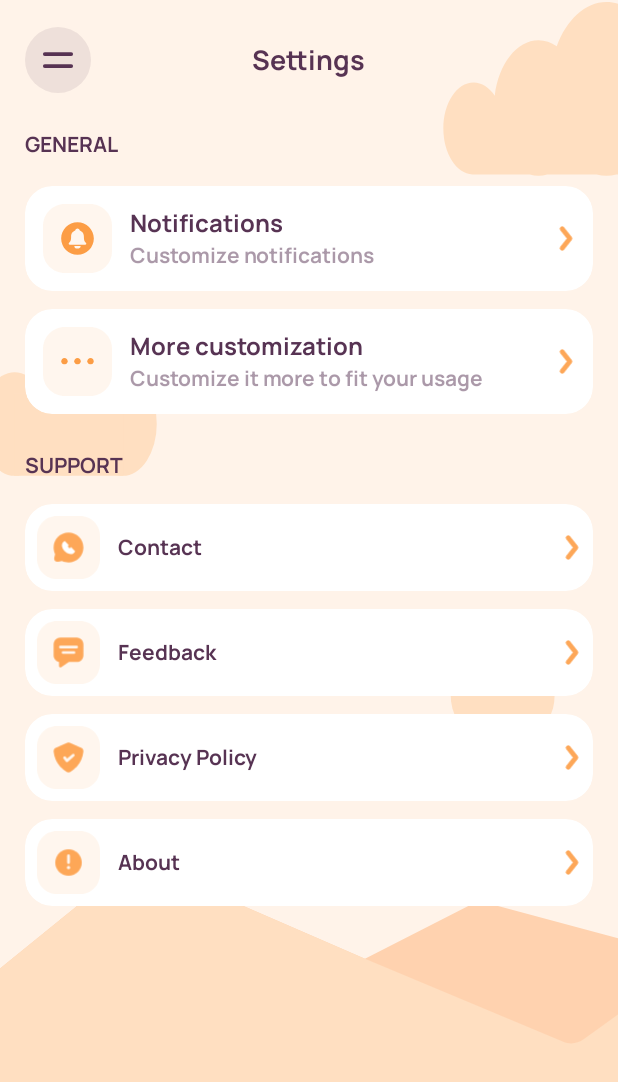
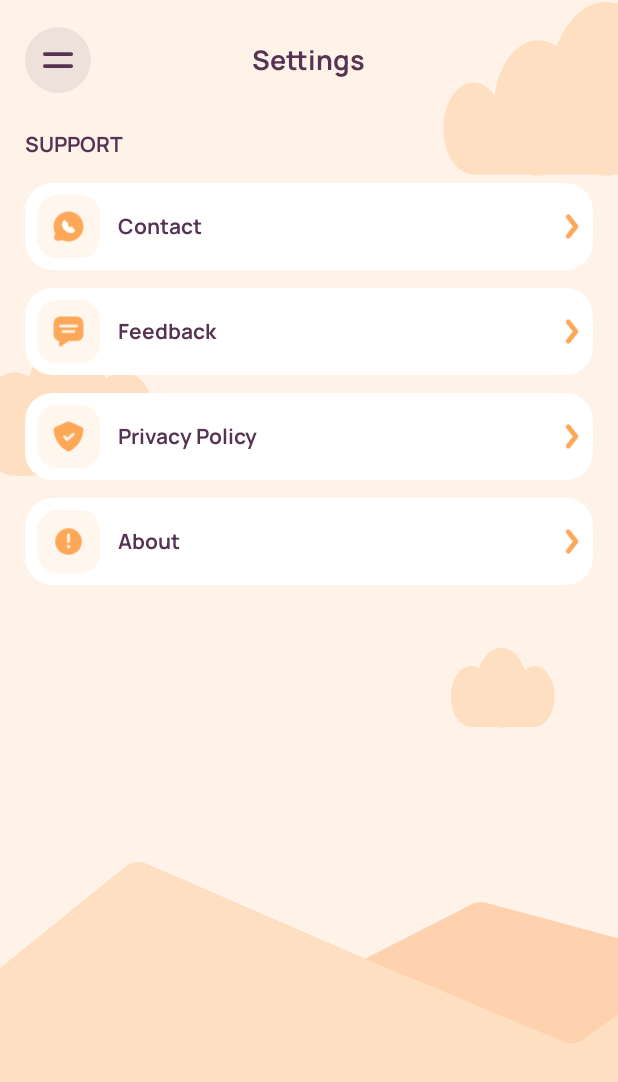
Before and after one commit to ariaramin/Monumental-Habits, an Android app: the SettingsFragment screen opened through its navigation route, on a phone screen of 412 x 824 dp. Shown: the top 1082 px of the screen. Run offline under Robolectric (Android 15) with nearby library versions, the phone set to English and light mode, and no system bars; our stand-ins replace Dagger/Hilt's generated code, data binding, navigation-ui.

Commit message:
notification timing fixed

```diff
--- a/app/build.gradle
+++ b/app/build.gradle
@@ -45,15 +45,15 @@ dependencies {
     implementation 'androidx.appcompat:appcompat:1.4.2'
     implementation 'com.google.android.material:material:1.6.1'
     implementation 'androidx.constraintlayout:constraintlayout:2.1.4'
-    implementation 'androidx.lifecycle:lifecycle-livedata-ktx:2.4.1'
-    implementation 'androidx.lifecycle:lifecycle-viewmodel-ktx:2.4.1'
+    implementation 'androidx.lifecycle:lifecycle-livedata-ktx:2.5.0'
+    implementation 'androidx.lifecycle:lifecycle-viewmodel-ktx:2.5.0'
     implementation 'androidx.gridlayout:gridlayout:1.0.0'
     testImplementation 'junit:junit:4.13.2'
     androidTestImplementation 'androidx.test.ext:junit:1.1.3'
     androidTestImplementation 'androidx.test.espresso:espresso-core:3.4.0'
 
     // Navigation Component
-    def nav_version = "2.4.2"
+    def nav_version = "2.5.0"
     implementation "androidx.navigation:navigation-fragment-ktx:$nav_version"
     implementation "androidx.navigation:navigation-ui-ktx:$nav_version"
 
--- a/app/src/main/java/com/ariaramin/monumentalhabits/Notification/NotificationServiceManager.kt
+++ b/app/src/main/java/com/ariaramin/monumentalhabits/Notification/NotificationServiceManager.kt
@@ -6,6 +6,7 @@ import android.app.NotificationManager
 import android.app.PendingIntent
 import android.content.Context
 import android.content.Intent
+import android.os.Build
 import android.os.Bundle
 import androidx.core.app.NotificationCompat
 import androidx.navigation.NavDeepLinkBuilder
@@ -29,12 +30,29 @@ class NotificationServiceManager {
             PendingIntent.FLAG_IMMUTABLE or PendingIntent.FLAG_UPDATE_CURRENT
         )
         val alarmManager = context.getSystemService(Context.ALARM_SERVICE) as AlarmManager
-        alarmManager.setInexactRepeating(
-            AlarmManager.RTC_WAKEUP,
-            getTime(habit),
-            AlarmManager.INTERVAL_DAY,
-            pendingIntent
-        )
+        val currentApiVersion = Build.VERSION.SDK_INT
+        if (currentApiVersion < Build.VERSION_CODES.KITKAT) {
+            alarmManager.set(
+                AlarmManager.RTC_WAKEUP,
+                getTime(habit),
+                pendingIntent
+            )
+        } else {
+            if (currentApiVersion < Build.VERSION_CODES.M) {
+                alarmManager.setExact(
+                    AlarmManager.RTC_WAKEUP,
+                    getTime(habit),
+                    pendingIntent
+                )
+            } else {
+                alarmManager.setExactAndAllowWhileIdle(
+                    AlarmManager.RTC_WAKEUP,
+                    getTime(habit),
+                    pendingIntent
+                )
+            }
+        }
+
     }
 
     private fun getTime(habit: Habit): Long {
@@ -85,6 +103,7 @@ class NotificationServiceManager {
             NotificationManager.IMPORTANCE_HIGH
         )
         channel.description = channelDescription
+//        channel.setSound()
         val manager = getNotificationManager(context)
         manager.createNotificationChannel(channel)
     }
--- a/app/src/main/res/layout/fragment_home.xml
+++ b/app/src/main/res/layout/fragment_home.xml
@@ -101,7 +101,7 @@
                     android:layout_width="0dp"
                     android:layout_height="wrap_content"
                     android:layout_marginStart="12dp"
-                    android:layout_weight="1"
+                    android:layout_weight="1.1"
                     android:text="@string/habits"
                     android:textAlignment="textStart"
                     android:textSize="20sp" />
@@ -110,7 +110,7 @@
                     android:id="@+id/singleRowCalendar"
                     android:layout_width="0dp"
                     android:layout_height="wrap_content"
-                    android:layout_weight="2"
+                    android:layout_weight="1.9"
                     app:deselection="false"
                     app:longPress="false"
                     app:multiSelection="false" />
--- a/app/src/main/res/layout/fragment_settings.xml
+++ b/app/src/main/res/layout/fragment_settings.xml
@@ -61,129 +61,129 @@
                 android:orientation="vertical"
                 app:layout_constraintGuide_percent="0.96" />
 
-            <TextView
-                android:id="@+id/textView3"
-                style="@style/DescriptionTextAppearance"
-                android:layout_width="wrap_content"
-                android:layout_height="wrap_content"
-                android:layout_marginTop="24dp"
-                android:text="@string/general_settings"
-                app:layout_constraintStart_toStartOf="@+id/guideline16"
-                app:layout_constraintTop_toBottomOf="@+id/relativeLayout" />
+<!--            <TextView-->
+<!--                android:id="@+id/textView3"-->
+<!--                style="@style/DescriptionTextAppearance"-->
+<!--                android:layout_width="wrap_content"-->
+<!--                android:layout_height="wrap_content"-->
+<!--                android:layout_marginTop="24dp"-->
+<!--                android:text="@string/general_settings"-->
+<!--                app:layout_constraintStart_toStartOf="@+id/guideline16"-->
+<!--                app:layout_constraintTop_toBottomOf="@+id/relativeLayout" />-->
 
-            <androidx.cardview.widget.CardView
-                android:id="@+id/customizeNotificationCardView"
-                android:layout_width="0dp"
-                android:layout_height="wrap_content"
-                android:layout_marginTop="18dp"
-                app:cardBackgroundColor="@color/white"
-                app:cardCornerRadius="18dp"
-                app:cardElevation="0dp"
-                app:contentPadding="12dp"
-                app:layout_constraintEnd_toStartOf="@+id/guideline17"
-                app:layout_constraintStart_toStartOf="@+id/guideline16"
-                app:layout_constraintTop_toBottomOf="@+id/textView3">
+<!--            <androidx.cardview.widget.CardView-->
+<!--                android:id="@+id/customizeNotificationCardView"-->
+<!--                android:layout_width="0dp"-->
+<!--                android:layout_height="wrap_content"-->
+<!--                android:layout_marginTop="18dp"-->
+<!--                app:cardBackgroundColor="@color/white"-->
+<!--                app:cardCornerRadius="18dp"-->
+<!--                app:cardElevation="0dp"-->
+<!--                app:contentPadding="12dp"-->
+<!--                app:layout_constraintEnd_toStartOf="@+id/guideline17"-->
+<!--                app:layout_constraintStart_toStartOf="@+id/guideline16"-->
+<!--                app:layout_constraintTop_toBottomOf="@+id/textView3">-->
 
-                <LinearLayout
-                    android:layout_width="match_parent"
-                    android:layout_height="match_parent"
-                    android:gravity="center"
-                    android:orientation="horizontal">
+<!--                <LinearLayout-->
+<!--                    android:layout_width="match_parent"-->
+<!--                    android:layout_height="match_parent"-->
+<!--                    android:gravity="center"-->
+<!--                    android:orientation="horizontal">-->
 
-                    <ImageView
-                        android:layout_width="46dp"
-                        android:layout_height="46dp"
-                        android:layout_marginEnd="12dp"
-                        android:src="@drawable/ic_notification_setting" />
+<!--                    <ImageView-->
+<!--                        android:layout_width="46dp"-->
+<!--                        android:layout_height="46dp"-->
+<!--                        android:layout_marginEnd="12dp"-->
+<!--                        android:src="@drawable/ic_notification_setting" />-->
 
-                    <LinearLayout
-                        android:layout_width="0dp"
-                        android:layout_height="wrap_content"
-                        android:layout_weight="1"
-                        android:orientation="vertical">
+<!--                    <LinearLayout-->
+<!--                        android:layout_width="0dp"-->
+<!--                        android:layout_height="wrap_content"-->
+<!--                        android:layout_weight="1"-->
+<!--                        android:orientation="vertical">-->
 
-                        <TextView
-                            style="@style/DescriptionTextAppearance"
-                            android:layout_width="match_parent"
-                            android:layout_height="wrap_content"
-                            android:text="@string/notifications"
-                            android:textAlignment="textStart"
-                            android:textAllCaps="false"
-                            android:textSize="16sp" />
+<!--                        <TextView-->
+<!--                            style="@style/DescriptionTextAppearance"-->
+<!--                            android:layout_width="match_parent"-->
+<!--                            android:layout_height="wrap_content"-->
+<!--                            android:text="@string/notifications"-->
+<!--                            android:textAlignment="textStart"-->
+<!--                            android:textAllCaps="false"-->
+<!--                            android:textSize="16sp" />-->
 
-                        <TextView
-                            style="@style/DescriptionTextAppearance"
-                            android:layout_width="match_parent"
-                            android:layout_height="wrap_content"
-                            android:text="@string/customize_notifications"
-                            android:textAlignment="textStart"
-                            android:textAllCaps="false"
-                            android:textColor="@color/onPrimaryLight" />
-                    </LinearLayout>
+<!--                        <TextView-->
+<!--                            style="@style/DescriptionTextAppearance"-->
+<!--                            android:layout_width="match_parent"-->
+<!--                            android:layout_height="wrap_content"-->
+<!--                            android:text="@string/customize_notifications"-->
+<!--                            android:textAlignment="textStart"-->
+<!--                            android:textAllCaps="false"-->
+<!--                            android:textColor="@color/onPrimaryLight" />-->
+<!--                    </LinearLayout>-->
 
-                    <ImageView
-                        android:layout_width="12dp"
-                        android:layout_height="18dp"
-                        android:src="@drawable/ic_arrow_right" />
-                </LinearLayout>
-            </androidx.cardview.widget.CardView>
+<!--                    <ImageView-->
+<!--                        android:layout_width="12dp"-->
+<!--                        android:layout_height="18dp"-->
+<!--                        android:src="@drawable/ic_arrow_right" />-->
+<!--                </LinearLayout>-->
+<!--            </androidx.cardview.widget.CardView>-->
 
-            <androidx.cardview.widget.CardView
-                android:id="@+id/customizeMoreCardView"
-                android:layout_width="0dp"
-                android:layout_height="wrap_content"
-                android:layout_marginTop="12dp"
-                app:cardBackgroundColor="@color/white"
-                app:cardCornerRadius="18dp"
-                app:cardElevation="0dp"
-                app:contentPadding="12dp"
-                app:layout_constraintEnd_toStartOf="@+id/guideline17"
-                app:layout_constraintStart_toStartOf="@+id/guideline16"
-                app:layout_constraintTop_toBottomOf="@+id/customizeNotificationCardView">
+<!--            <androidx.cardview.widget.CardView-->
+<!--                android:id="@+id/customizeMoreCardView"-->
+<!--                android:layout_width="0dp"-->
+<!--                android:layout_height="wrap_content"-->
+<!--                android:layout_marginTop="12dp"-->
+<!--                app:cardBackgroundColor="@color/white"-->
+<!--                app:cardCornerRadius="18dp"-->
+<!--                app:cardElevation="0dp"-->
+<!--                app:contentPadding="12dp"-->
+<!--                app:layout_constraintEnd_toStartOf="@+id/guideline17"-->
+<!--                app:layout_constraintStart_toStartOf="@+id/guideline16"-->
+<!--                app:layout_constraintTop_toBottomOf="@+id/customizeNotificationCardView">-->
 
-                <LinearLayout
-                    android:layout_width="match_parent"
-                    android:layout_height="match_parent"
-                    android:gravity="center"
-                    android:orientation="horizontal">
+<!--                <LinearLayout-->
+<!--                    android:layout_width="match_parent"-->
+<!--                    android:layout_height="match_parent"-->
+<!--                    android:gravity="center"-->
+<!--                    android:orientation="horizontal">-->
 
-                    <ImageView
-                        android:layout_width="46dp"
-                        android:layout_height="46dp"
-                        android:layout_marginEnd="12dp"
-                        android:src="@drawable/ic_more" />
+<!--                    <ImageView-->
+<!--                        android:layout_width="46dp"-->
+<!--                        android:layout_height="46dp"-->
+<!--                        android:layout_marginEnd="12dp"-->
+<!--                        android:src="@drawable/ic_more" />-->
 
-                    <LinearLayout
-                        android:layout_width="0dp"
-                        android:layout_height="wrap_content"
-                        android:layout_weight="1"
-                        android:orientation="vertical">
+<!--                    <LinearLayout-->
+<!--                        android:layout_width="0dp"-->
+<!--                        android:layout_height="wrap_content"-->
+<!--                        android:layout_weight="1"-->
+<!--                        android:orientation="vertical">-->
 
-                        <TextView
-                            style="@style/DescriptionTextAppearance"
-                            android:layout_width="match_parent"
-                            android:layout_height="wrap_content"
-                            android:text="@string/more_customization"
-                            android:textAlignment="textStart"
-                            android:textAllCaps="false"
-                            android:textSize="16sp" />
+<!--                        <TextView-->
+<!--                            style="@style/DescriptionTextAppearance"-->
+<!--                            android:layout_width="match_parent"-->
+<!--                            android:layout_height="wrap_content"-->
+<!--                            android:text="@string/more_customization"-->
+<!--                            android:textAlignment="textStart"-->
+<!--                            android:textAllCaps="false"-->
+<!--                            android:textSize="16sp" />-->
 
-                        <TextView
-                            style="@style/DescriptionTextAppearance"
-                            android:layout_width="match_parent"
-                            android:layout_height="wrap_content"
-                            android:text="@string/customize_more"
-                            android:textAlignment="textStart"
-                            android:textAllCaps="false"
-                            android:textColor="@color/onPrimaryLight" />
-                    </LinearLayout>
+<!--                        <TextView-->
+<!--                            style="@style/DescriptionTextAppearance"-->
+<!--                            android:layout_width="match_parent"-->
+<!--                            android:layout_height="wrap_content"-->
+<!--                            android:text="@string/customize_more"-->
+<!--                            android:textAlignment="textStart"-->
+<!--                            android:textAllCaps="false"-->
+<!--                            android:textColor="@color/onPrimaryLight" />-->
+<!--                    </LinearLayout>-->
 
-                    <ImageView
-                        android:layout_width="12dp"
-                        android:layout_height="18dp"
-                        android:src="@drawable/ic_arrow_right" />
-                </LinearLayout>
-            </androidx.cardview.widget.CardView>
+<!--                    <ImageView-->
+<!--                        android:layout_width="12dp"-->
+<!--                        android:layout_height="18dp"-->
+<!--                        android:src="@drawable/ic_arrow_right" />-->
+<!--                </LinearLayout>-->
+<!--            </androidx.cardview.widget.CardView>-->
 
             <TextView
                 android:id="@+id/textView8"
@@ -193,7 +193,7 @@
                 android:layout_marginTop="24dp"
                 android:text="@string/support"
                 app:layout_constraintStart_toStartOf="@+id/guideline16"
-                app:layout_constraintTop_toBottomOf="@+id/customizeMoreCardView" />
+                app:layout_constraintTop_toBottomOf="@+id/relativeLayout" />
 
             <androidx.cardview.widget.CardView
                 android:id="@+id/contactCardView"
--- a/app/src/main/res/layout/habits_item_layout.xml
+++ b/app/src/main/res/layout/habits_item_layout.xml
@@ -28,7 +28,7 @@
             android:layout_width="0dp"
             android:layout_height="match_parent"
             android:layout_marginStart="12dp"
-            android:layout_weight="1"
+            android:layout_weight="1.1"
             android:gravity="start|center"
             android:textAlignment="textStart"
             android:textSize="14sp"
@@ -44,7 +44,7 @@
             android:id="@+id/contributionCalendar"
             android:layout_width="0dp"
             android:layout_height="wrap_content"
-            android:layout_weight="2"
+            android:layout_weight="1.9"
             app:deselection="false"
             app:longPress="false"
             app:multiSelection="false" />
--- a/build.gradle
+++ b/build.gradle
@@ -10,9 +10,10 @@ buildscript {
         classpath 'com.google.dagger:hilt-android-gradle-plugin:2.42'
     }
 }
+
 plugins {
-    id 'com.android.application' version '7.2.0' apply false
-    id 'com.android.library' version '7.2.0' apply false
+    id 'com.android.application' version '7.2.1' apply false
+    id 'com.android.library' version '7.2.1' apply false
     id 'org.jetbrains.kotlin.android' version '1.7.0' apply false
     id "org.jetbrains.kotlin.kapt" version "1.6.21" apply false
 }
--- a/settings.gradle
+++ b/settings.gradle
@@ -7,6 +7,7 @@ pluginManagement {
         maven { url 'https://jitpack.io' }
     }
 }
+
 dependencyResolutionManagement {
     repositoriesMode.set(RepositoriesMode.FAIL_ON_PROJECT_REPOS)
     repositories {
```
